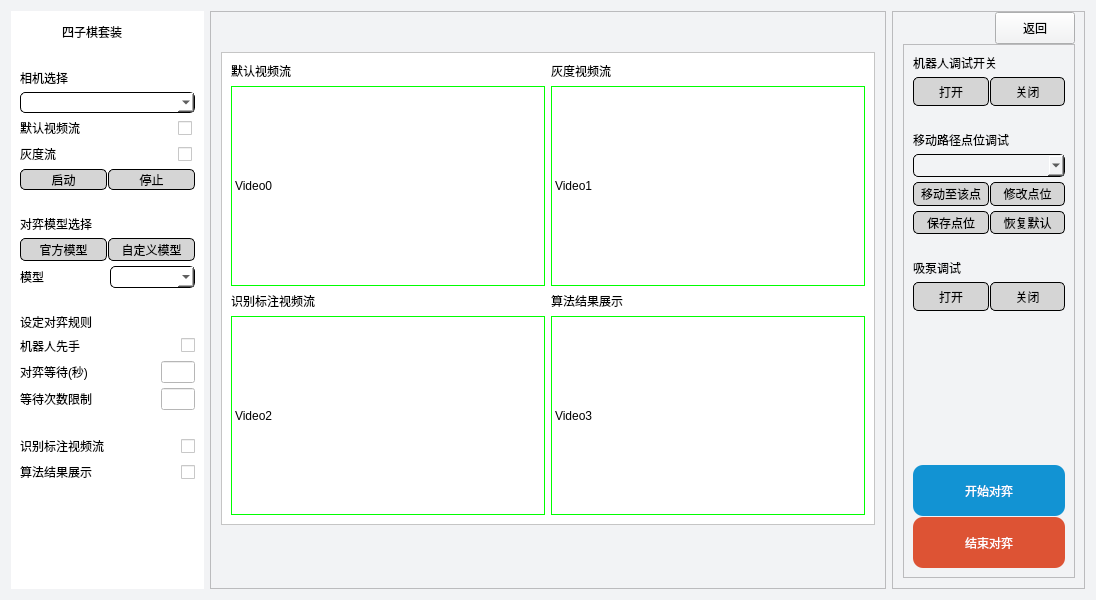
Old version of the form layouts/app_page.ui in the repository elephantrobotics/Connect-4-Kit.
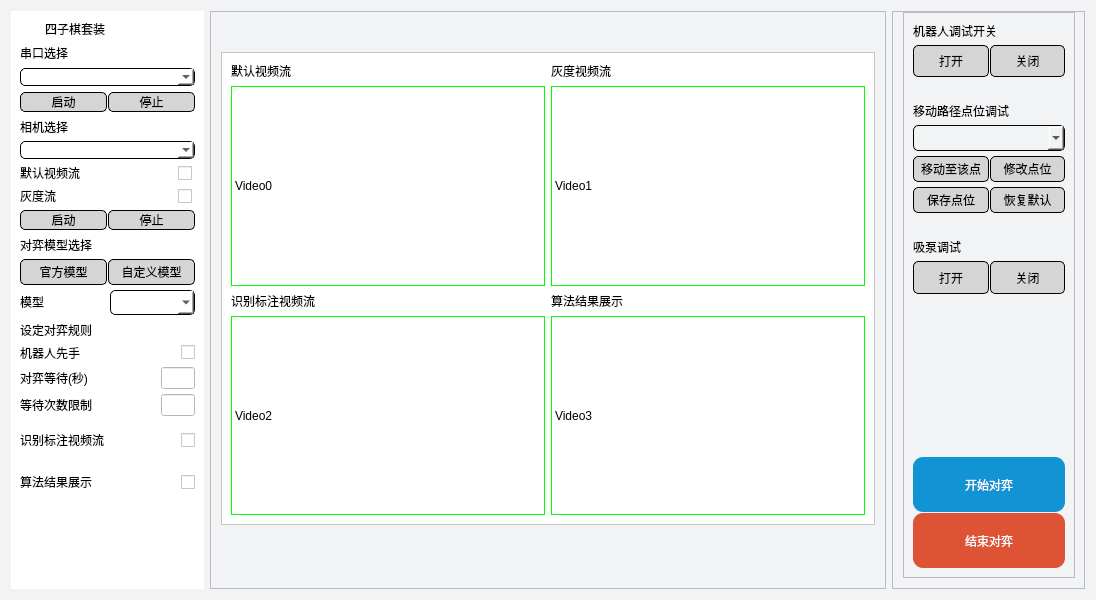
New version of the form. Icons and pictures are not drawn.

Commit message: add english translation add file log add serial port selection

Patch:
```diff
--- a/layouts/app_page.ui
+++ b/layouts/app_page.ui
@@ -28,10 +28,7 @@
      <property name="styleSheet">
       <string notr="true">background : rgb(255, 255, 255)</string>
      </property>
-     <layout class="QVBoxLayout" name="verticalLayout_12" stretch="1,5,3,4,2,4">
-      <property name="spacing">
-       <number>25</number>
-      </property>
+     <layout class="QVBoxLayout" name="verticalLayout_12">
       <item>
        <layout class="QHBoxLayout" name="layout_title" stretch="1,8">
         <property name="leftMargin">
@@ -89,6 +86,141 @@
         </item>
        </layout>
       </item>
+      <item>
+       <layout class="QHBoxLayout" name="horizontalLayout_20" stretch="9,1">
+        <item>
+         <widget class="QLabel" name="label_camera_selection_2">
+          <property name="styleSheet">
+           <string notr="true">font: 700 10pt &quot;Microsoft YaHei UI&quot;;</string>
+          </property>
+          <property name="text">
+           <string>串口选择</string>
+          </property>
+          <property name="scaledContents">
+           <bool>false</bool>
+          </property>
+          <property name="wordWrap">
+           <bool>false</bool>
+          </property>
+         </widget>
+        </item>
+        <item>
+         <widget class="QLabel" name="label_5">
+          <property name="sizePolicy">
+           <sizepolicy hsizetype="Maximum" vsizetype="Maximum">
+            <horstretch>0</horstretch>
+            <verstretch>0</verstretch>
+           </sizepolicy>
+          </property>
+          <property name="text">
+           <string/>
+          </property>
+         </widget>
+        </item>
+       </layout>
+      </item>
+      <item>
+       <layout class="QHBoxLayout" name="horizontalLayout_18">
+        <item>
+         <widget class="QComboBox" name="combo_com_selection">
+          <property name="sizePolicy">
+           <sizepolicy hsizetype="Preferred" vsizetype="Preferred">
+            <horstretch>0</horstretch>
+            <verstretch>0</verstretch>
+           </sizepolicy>
+          </property>
+          <property name="styleSheet">
+           <string notr="true">border-radius:5px;
+border:1px solid black;
+border-style:outset;</string>
+          </property>
+          <property name="currentIndex">
+           <number>-1</number>
+          </property>
+          <item>
+           <property name="text">
+            <string>0</string>
+           </property>
+          </item>
+          <item>
+           <property name="text">
+            <string>1</string>
+           </property>
+          </item>
+          <item>
+           <property name="text">
+            <string>2</string>
+           </property>
+          </item>
+          <item>
+           <property name="text">
+            <string>3</string>
+           </property>
+          </item>
+          <item>
+           <property name="text">
+            <string>4</string>
+           </property>
+          </item>
+          <item>
+           <property name="text">
+            <string>5</string>
+           </property>
+          </item>
+          <item>
+           <property name="text">
+            <string>6</string>
+           </property>
+          </item>
+         </widget>
+        </item>
+       </layout>
+      </item>
+      <item>
+       <layout class="QHBoxLayout" name="horizontalLayout_21" stretch="1,1">
+        <property name="spacing">
+         <number>1</number>
+        </property>
+        <item>
+         <widget class="QPushButton" name="btn_connect_com">
+          <property name="sizePolicy">
+           <sizepolicy hsizetype="Preferred" vsizetype="Preferred">
+            <horstretch>0</horstretch>
+            <verstretch>0</verstretch>
+           </sizepolicy>
+          </property>
+          <property name="styleSheet">
+           <string notr="true">border-radius:5px;
+border:1px solid black;
+border-style:outset;
+background: rgb(213, 213, 213);</string>
+          </property>
+          <property name="text">
+           <string>启动</string>
+          </property>
+         </widget>
+        </item>
+        <item>
+         <widget class="QPushButton" name="btn_stop_com">
+          <property name="sizePolicy">
+           <sizepolicy hsizetype="Preferred" vsizetype="Preferred">
+            <horstretch>0</horstretch>
+            <verstretch>0</verstretch>
+           </sizepolicy>
+          </property>
+          <property name="styleSheet">
+           <string notr="true">border-radius:5px;
+border:1px solid black;
+border-style:outset;
+background: rgb(213, 213, 213);</string>
+          </property>
+          <property name="text">
+           <string>停止</string>
+          </property>
+         </widget>
+        </item>
+       </layout>
+      </item>
       <item>
        <layout class="QVBoxLayout" name="verticalLayout_4" stretch="1,1,1,1,1">
         <property name="spacing">
@@ -860,7 +992,7 @@
      <property name="frameShadow">
       <enum>QFrame::Raised</enum>
      </property>
-     <layout class="QVBoxLayout" name="verticalLayout" stretch="1,7">
+     <layout class="QVBoxLayout" name="verticalLayout" stretch="7">
       <property name="spacing">
        <number>0</number>
       </property>
@@ -876,42 +1008,6 @@
       <property name="bottomMargin">
        <number>10</number>
       </property>
-      <item>
-       <layout class="QHBoxLayout" name="horizontalLayout_18">
-        <item>
-         <spacer name="horizontalSpacer">
-          <property name="orientation">
-           <enum>Qt::Horizontal</enum>
-          </property>
-          <property name="sizeHint" stdset="0">
-           <size>
-            <width>40</width>
-            <height>20</height>
-           </size>
-          </property>
-         </spacer>
-        </item>
-        <item>
-         <widget class="QPushButton" name="btn_back">
-          <property name="sizePolicy">
-           <sizepolicy hsizetype="Fixed" vsizetype="Fixed">
-            <horstretch>0</horstretch>
-            <verstretch>0</verstretch>
-           </sizepolicy>
-          </property>
-          <property name="minimumSize">
-           <size>
-            <width>32</width>
-            <height>32</height>
-           </size>
-          </property>
-          <property name="text">
-           <string>返回</string>
-          </property>
-         </widget>
-        </item>
-       </layout>
-      </item>
       <item>
        <widget class="QFrame" name="frame_10">
         <property name="styleSheet">
```
The commit also changes 12 other files.
